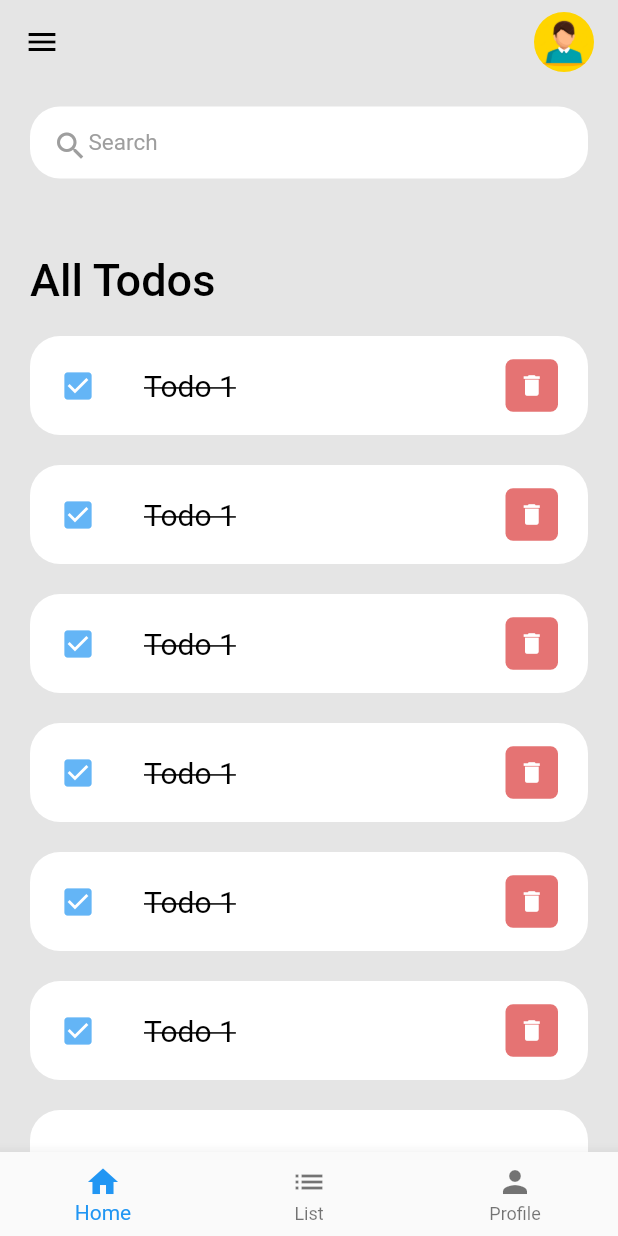
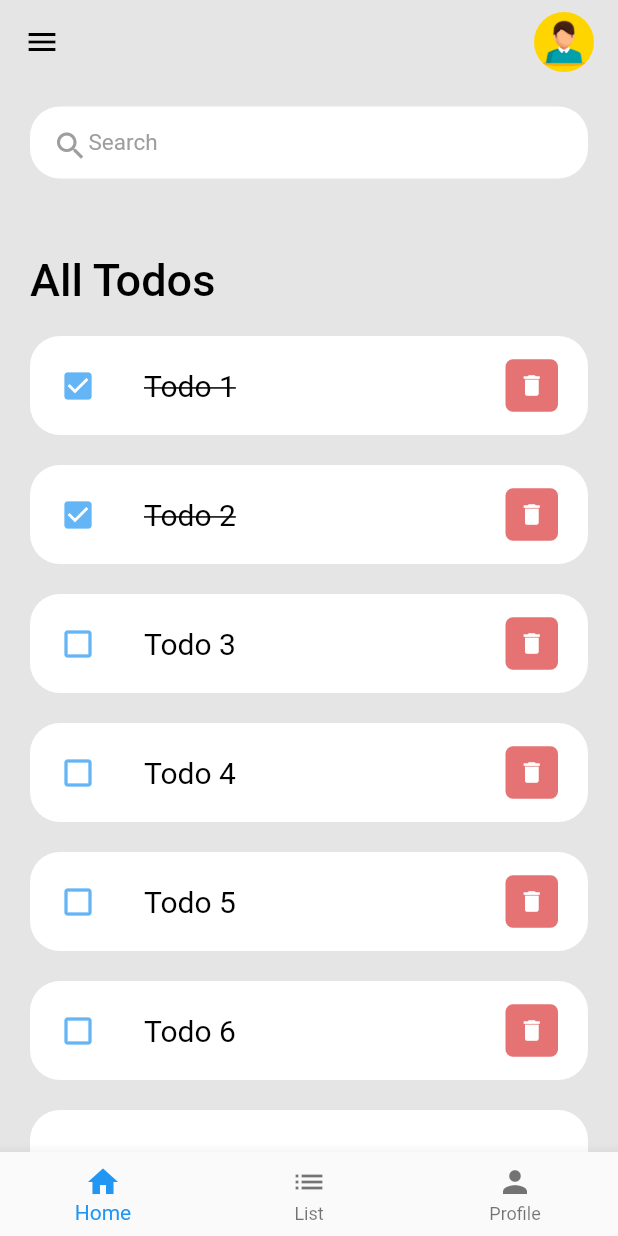
Before and after one commit to amjadjibon/todoapp, a Flutter app: the screen it shows after launch, on a phone screen of 412 x 824 dp. Run offline on Flutter 3.47's test engine with Material 2 defaults, Android fonts, the phone set to English and light mode, and no system bars.

Commit message:
models added

```diff
--- a/lib/main.dart
+++ b/lib/main.dart
@@ -16,7 +16,7 @@ class MyApp extends StatelessWidget {
         statusBarIconBrightness: Brightness.dark,
       ),
     );
-    return const MaterialApp(
+    return MaterialApp(
       debugShowCheckedModeBanner: false,
       title: 'Todo List',
       home: Home(),
--- /dev/null
+++ b/lib/models/todo.dart
@@ -0,0 +1,69 @@
+class Todo {
+  String? id;
+  String? title;
+  bool isDone;
+
+  Todo({
+    required this.id,
+    required this.title,
+    this.isDone = false,
+  });
+
+  static List<Todo> todoList = [
+    Todo(
+      id: '1',
+      title: 'Todo 1',
+      isDone: true,
+    ),
+    Todo(
+      id: '2',
+      title: 'Todo 2',
+      isDone: true,
+    ),
+    Todo(
+      id: '3',
+      title: 'Todo 3',
+      isDone: false,
+    ),
+    Todo(
+      id: '4',
+      title: 'Todo 4',
+      isDone: false,
+    ),
+    Todo(
+      id: '5',
+      title: 'Todo 5',
+      isDone: false,
+    ),
+    Todo(
+      id: '6',
+      title: 'Todo 6',
+      isDone: false,
+    ),
+    Todo(
+      id: '7',
+      title: 'Todo 7',
+      isDone: false,
+    ),
+    Todo(
+      id: '8',
+      title: 'Todo 8',
+      isDone: false,
+    ),
+    Todo(
+      id: '9',
+      title: 'Todo 9',
+      isDone: false,
+    ),
+    Todo(
+      id: '10',
+      title: 'Todo 10',
+      isDone: false,
+    ),
+    Todo(
+      id: '11',
+      title: 'Todo 11',
+      isDone: false,
+    ),
+  ];
+}
--- a/lib/pages/home.dart
+++ b/lib/pages/home.dart
@@ -5,16 +5,20 @@ import 'package:todoapp/widgets/appbar.dart';
 import 'package:todoapp/widgets/search_box.dart';
 import 'package:todoapp/widgets/todo_items.dart';
 
+import '../models/todo.dart';
 import '../widgets/bottom_navbar.dart';
 
 class Home extends StatefulWidget {
-  const Home({Key? key}) : super(key: key);
+  Home({Key? key}) : super(key: key);
+
+  final todoList = Todo.todoList;
 
   @override
   State<Home> createState() => _HomeState();
 }
 
 class _HomeState extends State<Home> {
+
   @override
   Widget build(BuildContext context) {
     return Scaffold(
@@ -41,18 +45,8 @@ class _HomeState extends State<Home> {
       child: ListView(
         children: [
           _buildAllTodoText(),
-          const TodoItems(),
-          const TodoItems(),
-          const TodoItems(),
-          const TodoItems(),
-          const TodoItems(),
-          const TodoItems(),
-          const TodoItems(),
-          const TodoItems(),
-          const TodoItems(),
-          const TodoItems(),
-          const TodoItems(),
-          const TodoItems(),
+          for (Todo todo in widget.todoList)
+            TodoItems(todo: todo),
         ],
       ),
     );
--- a/lib/widgets/todo_items.dart
+++ b/lib/widgets/todo_items.dart
@@ -1,8 +1,12 @@
 import 'package:flutter/material.dart';
 import 'package:todoapp/constants/colors.dart';
 
+import '../models/todo.dart';
+
 class TodoItems extends StatelessWidget {
-  const TodoItems({Key? key}) : super(key: key);
+  final Todo todo;
+
+  const TodoItems({Key? key, required this.todo}) : super(key: key);
 
   @override
   Widget build(BuildContext context) {
@@ -22,16 +26,17 @@ class TodoItems extends StatelessWidget {
           vertical: 5,
         ),
         tileColor: Colors.white,
-        leading: const Icon(
-          Icons.check_box,
+        leading: Icon(
+          todo.isDone? Icons.check_box : Icons.check_box_outline_blank,
           color: todoBlue,
         ),
-        title: const Text(
-          'Todo 1',
+        title: Text(
+          todo.title!,
           style: TextStyle(
             color: Colors.black,
             fontSize: 20,
-            decoration: TextDecoration.lineThrough,
+            decoration:
+                todo.isDone ? TextDecoration.lineThrough : TextDecoration.none,
           ),
         ),
         trailing: Container(
```
